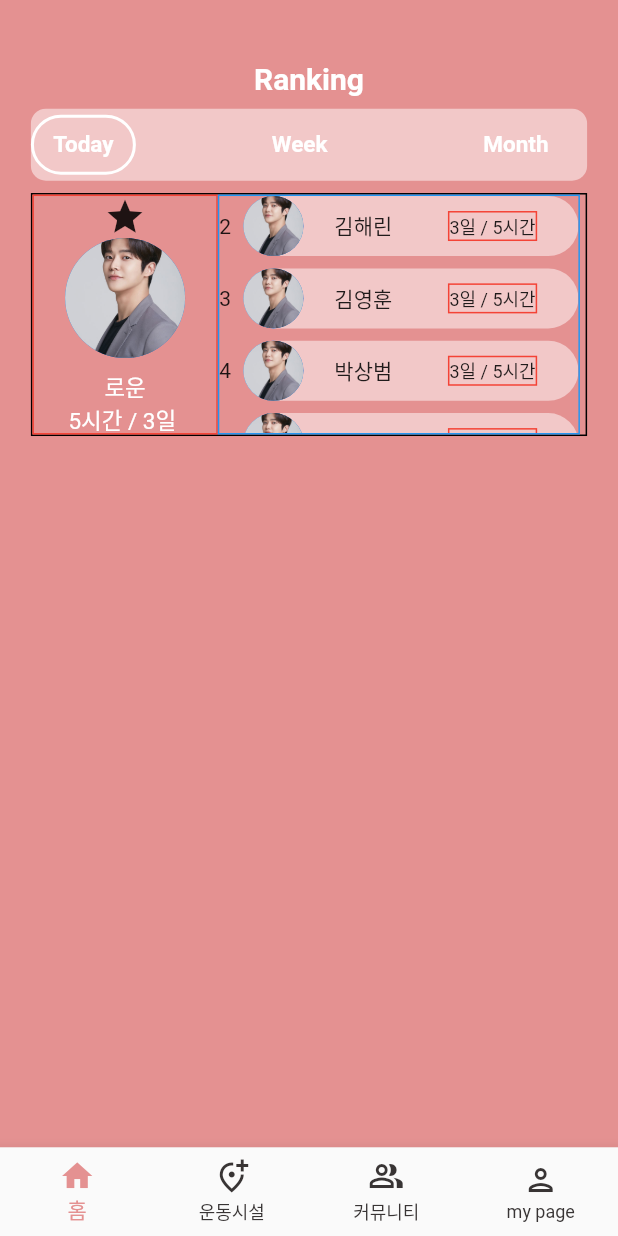
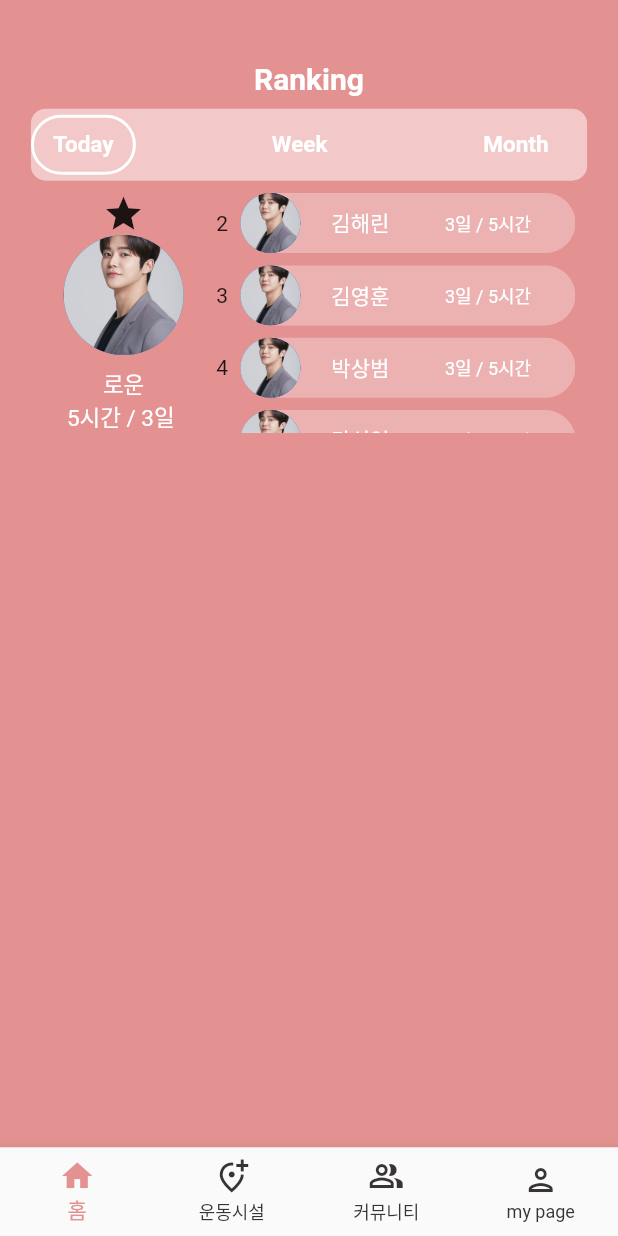
Before and after one commit to ParkSangbeomm/LetsExercise, a Flutter app: the screen it shows after launch, on a phone screen of 412 x 824 dp. Run offline on Flutter 3.47's test engine with Material 2 defaults, Android fonts, the phone set to English and light mode, and no system bars.

Commit message:
Create by haerin on 2021/11/12  - chore : home.dart

```diff
--- a/organization_chat_app/lib/home.dart
+++ b/organization_chat_app/lib/home.dart
@@ -164,24 +164,18 @@ class rankBox extends StatelessWidget {
       margin: EdgeInsets.fromLTRB(
           0.0, MediaQuery.of(context).size.height * 0.01, 0.0, 0.0),
       alignment: Alignment.topLeft,
-      decoration: BoxDecoration(
-        border: Border.all(
-          width: 1,
-          // color: Colors.orange,
-        ),
-      ),
+      // decoration: BoxDecoration(
+      //   border: Border.all(
+      //     width: 1,
+      //     color: Colors.orange,
+      //   ),
+      // ),
       child: Row(
         children: [
           Container(
             width: MediaQuery.of(context).size.width * 0.3,
             height: 160,
             alignment: Alignment.topLeft,
-            decoration: BoxDecoration(
-              border: Border.all(
-                width: 1,
-                color: Colors.red,
-              ),
-            ),
             child: Center(
               child: Column(
                 children: [
@@ -212,12 +206,6 @@ class rankBox extends StatelessWidget {
             height: 160,
             margin: EdgeInsets.fromLTRB(
                 0.0, 0.0, 0.0, 0.0),
-            decoration: BoxDecoration(
-              border: Border.all(
-                width: 1,
-                color: Colors.blue,
-              ),
-            ),
             child: SingleChildScrollView(
               child: Column(
                 children: [
@@ -225,7 +213,7 @@ class rankBox extends StatelessWidget {
                   rank_friend(name: '김영훈', times: '5시간', days: '3일',rank: 3.toString()),
                   rank_friend(name: '박상범', times: '5시간', days: '3일', rank: 4.toString()),
                   rank_friend(name: '강신엽', times: '5시간', days: '3일', rank: 5.toString()),
-                  rank_friend(name: '서인아', times: '5시간', days: '3일', rank: 6.toString()),
+                  rank_friend(name: '변희주', times: '5시간', days: '3일', rank: 6.toString()),
                   // for (var i = 0; i < hotels.length; i++)
                 ],
               ),
@@ -266,7 +254,7 @@ class rank_friend extends StatelessWidget {
           width: MediaQuery.of(context).size.width * 0.542,
           decoration: BoxDecoration(
             borderRadius: BorderRadius.circular(20),
-            color: Colors.white.withOpacity(0.5),
+            color: Colors.white.withOpacity(0.3),
           ),
           child: Row(
             // mainAxisAlignment: MainAxisAlignment.end,
@@ -284,17 +272,13 @@ class rank_friend extends StatelessWidget {
                     0.0),
                 child: Text(
                   this.name,
+                  style: TextStyle(
+                    color: Color(0xffffffff),
+                  ),
                 ),
               ),
 
               Container(
-                // width: MediaQuery.of(context).size.width * 0.01,
-                  decoration: BoxDecoration(
-                    border: Border.all(
-                      width: 1,
-                      color: Colors.red,
-                    ),
-                  ),
                 child: Row(
                   mainAxisAlignment: MainAxisAlignment.end,
                   children: [
@@ -302,6 +286,7 @@ class rank_friend extends StatelessWidget {
                       this.days +' / '+ this.times,
                       style: TextStyle(
                         fontSize: 12,
+                        color: Color(0xffffffff),
                         // fontWeight: FontWeight.w600,
                       ),
                     ),
```
